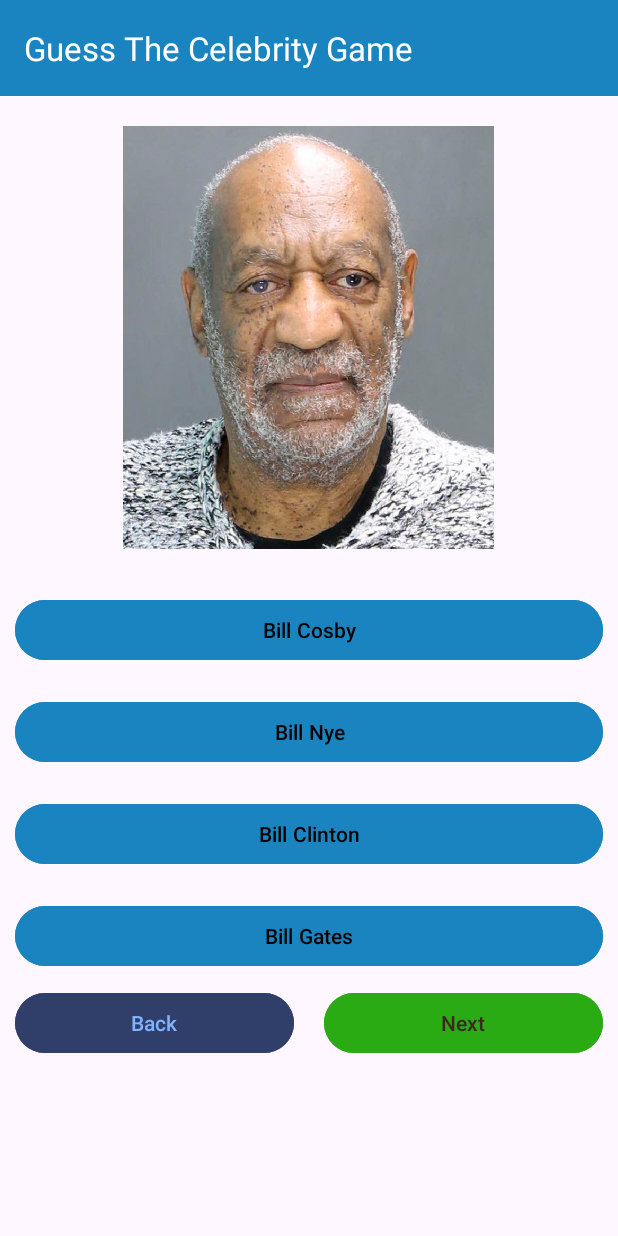
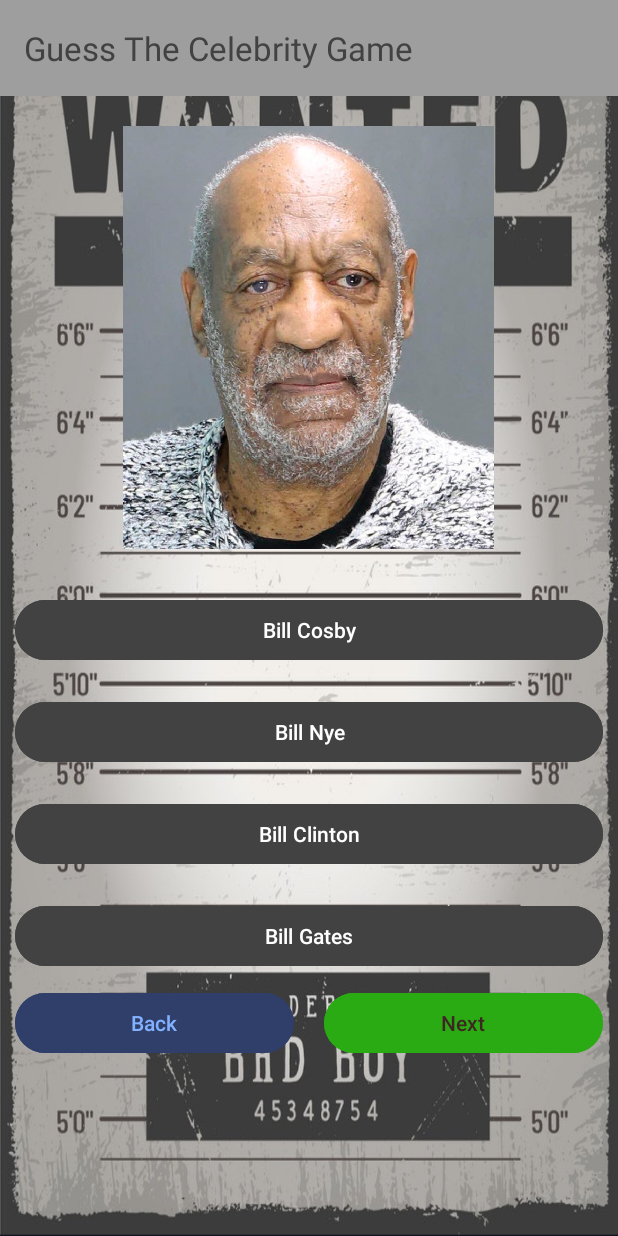
Before and after one commit to Pmacdon15/Guess-The-Celebrity-Game, an Android app: the screen it shows after launch (GameActivity), after a tap on "Start Game", on a phone screen of 412 x 824 dp. Run offline under Robolectric (Android 15) with nearby library versions, the phone set to English and light mode, and no system bars.

Commit message:
changed background and fixed back button and txt state is also saved

```diff
--- a/app/src/main/java/com/example/assignment_2_project/GameActivity.java
+++ b/app/src/main/java/com/example/assignment_2_project/GameActivity.java
@@ -27,6 +27,7 @@ public class GameActivity extends AppCompatActivity {
     private static int incorrectAnswer = 0; // Index of the incorrect answer
     // To use lambda expression, the variable must be final so created an array to store the value which can be changed
     private static final int[] round = {0}; // Index of the current round
+    private String[][] ButtonTextSaved = new String[5][4];
 
     // 2D array of guesses for each round
     private final String[][] guesses = {
@@ -59,11 +60,11 @@ public class GameActivity extends AppCompatActivity {
         // Restore the state if available if not call these in the on restore instance state
         if (savedInstanceState == null) {
             setupButtonsTxtNotOnRotate();
-            setButtonColor();
-            setOnClicks();
-            setNextButton();
-            setButtonBack();
-            setImageViewCelebrity();
+            setUpNextButton();
+            commonSetUp();
+
+            setUpNextButton();
+            setUpBackButton();
         }
 
     }
@@ -89,7 +90,8 @@ public class GameActivity extends AppCompatActivity {
                 buttons.get(i).setText(buttonText);
             }
 
-            setNextButton();
+            setUpNextButton();
+            setUpBackButton();
 
 
         }
@@ -130,7 +132,7 @@ public class GameActivity extends AppCompatActivity {
             else if (button.getText().toString().equals("Incorrect"))
                 button.setBackgroundColor(getResources().getColor(R.color.red, null));
             else
-                button.setBackgroundColor(getResources().getColor(R.color.blue, null));
+                button.setBackgroundColor(getResources().getColor(R.color.darkGray, null));
         }
     }
 
@@ -173,48 +175,49 @@ public class GameActivity extends AppCompatActivity {
         for (int i = 0; i < buttons.size(); i++) {
             buttons.get(i).setText(guesses[round[0]][i]);
         }
+        //saveButtonText();
     }
 
-    public void setNextButton() {
-        // Set up the next button
+    public void setUpNextButton() {
         buttonNext.setOnClickListener(view -> {
-            // Increment the round
+            saveButtonText();
             round[0]++;
             Log.d("GameActivity", "Setting up buttons for round " + round[0]);
-            // Set up the buttons for the next round
-            setupButtonsTxtNotOnRotate();
+            if (ButtonTextSaved[round[0]][0] == null) {
+                setupButtonsTxtNotOnRotate();
+            } else {
+                restoreButtonText();
+            }
             setNextButtonIfLastRound();
-            setImageViewCelebrity();
-            setButtonColor();
-            setOnClicks();
-
-
+            commonSetUp();
         });
     }
 
-    public void setButtonBack() {
-        // Set up the back button
+    public void setUpBackButton() {
         buttonBack.setOnClickListener(view -> {
-
-
-            // Set up the buttons for the next round
-            setupButtonsTxtNotOnRotate();
+            saveButtonText();
             if (round[0] == 0) {
-
                 Intent intent = new Intent(GameActivity.this, MainActivity.class);
                 finish();
                 startActivity(intent);
+            } else {
+                round[0]--;
+                Log.d("GameActivity", "Setting up buttons for round " + round[0]);
+                if (ButtonTextSaved[round[0]][0] == null) {
+                    setupButtonsTxtNotOnRotate();
+                } else {
+                    restoreButtonText();
+                }
+                commonSetUp();
+            }
+        });
+    }
 
-            }
-            // Decrement the round
-            round[0]--;
-            Log.d("GameActivity", "Setting up buttons for round " + round[0]);
-            setNextButtonIfLastRound();
-            setupButtonsTxtNotOnRotate();
-            setImageViewCelebrity();
-            setButtonColor();
-            setOnClicks();
-        });
+    private void commonSetUp() {
+        setNextButtonIfLastRound();
+        setImageViewCelebrity();
+        setButtonColor();
+        setOnClicks();
     }
 
     public void setNextButtonIfLastRound() {
@@ -229,15 +232,21 @@ public class GameActivity extends AppCompatActivity {
             });
         }
     }
-//    public void setBackButtonIfFirstRound() {
-//        if (round[0] == 0) {
-//            buttonBack.setOnClickListener(view -> {
-//                Intent intent = new Intent(GameActivity.this, MainActivity.class);
-//                finish();
-//                startActivity(intent);
-//            });
-//        }
-//    }
+
+    // Save the state of the game
+    public void saveButtonText() {
+        for (int i = 0; i < buttons.size(); i++) {
+            ButtonTextSaved[round[0]][i] = buttons.get(i).getText().toString();
+        }
+    }
+
+    // Restore the state of the game
+    public void restoreButtonText() {
+        for (int i = 0; i < buttons.size(); i++) {
+            buttons.get(i).setText(ButtonTextSaved[round[0]][i]);
+        }
+    }
+
 
     public static void resetGame() {
         round[0] = 0;
--- a/app/src/main/java/com/example/assignment_2_project/MainActivity.java
+++ b/app/src/main/java/com/example/assignment_2_project/MainActivity.java
@@ -1,6 +1,7 @@
 package com.example.assignment_2_project;
 
 import androidx.appcompat.app.AppCompatActivity;
+import androidx.core.content.ContextCompat;
 
 import android.content.Intent;
 import android.graphics.Color;
@@ -19,7 +20,10 @@ public class MainActivity extends AppCompatActivity {
         Window window = getWindow();
         window.clearFlags(WindowManager.LayoutParams.FLAG_TRANSLUCENT_STATUS);
         window.addFlags(WindowManager.LayoutParams.FLAG_DRAWS_SYSTEM_BAR_BACKGROUNDS);
-        window.setStatusBarColor(Color.parseColor("#1984BF"));
+        //window.setStatusBarColor(Color.parseColor("#1984BF"));
+        int statusBarColor = ContextCompat.getColor(this, R.color.gray);
+        window.setStatusBarColor(statusBarColor);
+
 
 
         Button buttonStartGame = findViewById(R.id.button_StartGame);
--- /dev/null
+++ b/app/src/main/res/drawable/shapes.xml
@@ -0,0 +1,5 @@
+<?xml version="1.0" encoding="utf-8"?>
+<shape xmlns:android="http://schemas.android.com/apk/res/android">
+    <solid android:color="@color/gray" /> <!-- Background color -->
+    <corners android:radius="20dp" /> <!-- Adjust the radius as needed -->
+</shape>
--- a/app/src/main/res/layout/activity_game.xml
+++ b/app/src/main/res/layout/activity_game.xml
@@ -3,20 +3,21 @@
     xmlns:app="http://schemas.android.com/apk/res-auto"
     xmlns:tools="http://schemas.android.com/tools"
     android:layout_width="match_parent"
-    android:layout_height="match_parent">
+    android:layout_height="match_parent"
+    android:background="@drawable/mugshotbackground">
 
     <androidx.appcompat.widget.Toolbar
         android:id="@+id/toolbar2"
         android:layout_width="0dp"
         android:layout_height="wrap_content"
-        android:background="#1984BF"
+        android:background="@color/gray"
         android:minHeight="?attr/actionBarSize"
         android:theme="?attr/actionBarTheme"
         app:layout_constraintEnd_toEndOf="parent"
         app:layout_constraintStart_toStartOf="parent"
         app:layout_constraintTop_toTopOf="parent"
         app:title="@string/guess_the_celebrity_game"
-        app:titleTextColor="#FFFFFF" />
+        app:titleTextColor="@color/darkGray" />
 
     <LinearLayout
         android:layout_width="0dp"
@@ -45,9 +46,9 @@
             android:layout_marginTop="30dp"
             android:layout_marginRight="10dp"
             android:layout_marginBottom="10dp"
-            android:backgroundTint="#1984BF"
+            android:backgroundTint="@color/darkGray"
             android:text="@string/filler"
-            android:textColor="#000000"
+            android:textColor="#FFFFFF"
             tools:ignore="DuplicateSpeakableTextCheck" />
 
         <Button
@@ -55,27 +56,27 @@
             android:layout_width="match_parent"
             android:layout_height="wrap_content"
             android:layout_margin="10dp"
-            android:backgroundTint="#1984BF"
+            android:backgroundTint="@color/darkGray"
             android:text="@string/filler"
-            android:textColor="#000000" />
+            android:textColor="#FFFFFF" />
 
         <Button
             android:id="@+id/button_Answer3"
             android:layout_width="match_parent"
             android:layout_height="wrap_content"
             android:layout_margin="10dp"
-            android:backgroundTint="#1984BF"
+            android:backgroundTint="@color/darkGray"
             android:text="@string/filler"
-            android:textColor="#000000" />
+            android:textColor="#FFFFFF" />
 
         <Button
             android:id="@+id/button_Answer4"
             android:layout_width="match_parent"
             android:layout_height="wrap_content"
             android:layout_margin="10dp"
-            android:backgroundTint="#1984BF"
+            android:backgroundTint="@color/darkGray"
             android:text="@string/filler"
-            android:textColor="#000000" />
+            android:textColor="#FFFFFF" />
 
         <LinearLayout
             android:layout_width="match_parent"
--- a/app/src/main/res/values/colors.xml
+++ b/app/src/main/res/values/colors.xml
@@ -5,6 +5,8 @@
     <color name="green">#4CAF50</color>
     <color name="red">#CC190C</color>
     <color name="blue">#1984BF</color>
+    <color name="gray">#9E9E9E</color>
+    <color name="darkGray">#424242</color>
     <color name="colorOfStatusBar">#1984BF</color>
 
 </resources>
```
Also changed, not shown: app/src/main/res/layout/activity_main.xml (+6 -3 lines), app/src/main/res/drawable/background.jpg (added), app/src/main/res/drawable/mugshotbackground.jpg (added).
